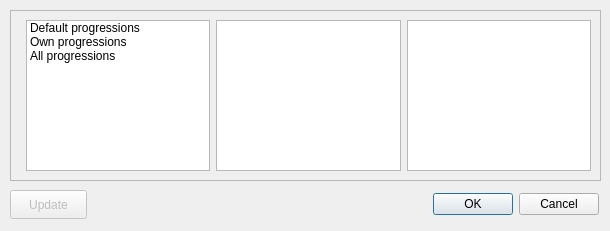
First picture: the form in improviser/qtGUI/progressionbrowser.ui, repository bspaans/improviser, before the edit.
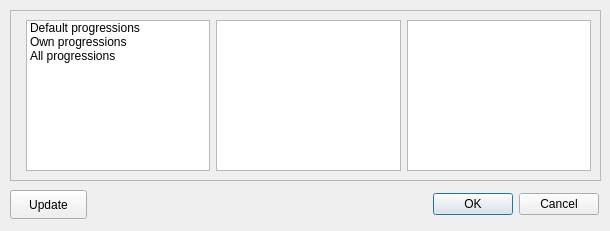
Second picture: the form after the edit.

Commit message: Parsing the update feed works.

The edit to the form file:
```diff
--- a/improviser/qtGUI/progressionbrowser.ui
+++ b/improviser/qtGUI/progressionbrowser.ui
@@ -73,7 +73,7 @@
   </widget>
   <widget class="QPushButton" name="update" >
    <property name="enabled" >
-    <bool>false</bool>
+    <bool>true</bool>
    </property>
    <property name="geometry" >
     <rect>
```
The commit also changes 2 other files.
